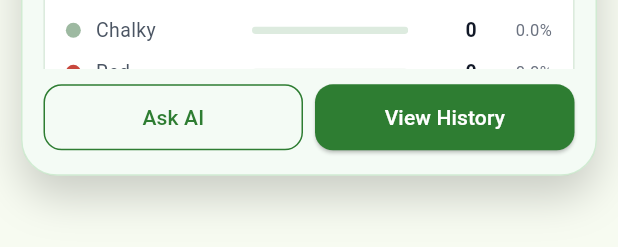
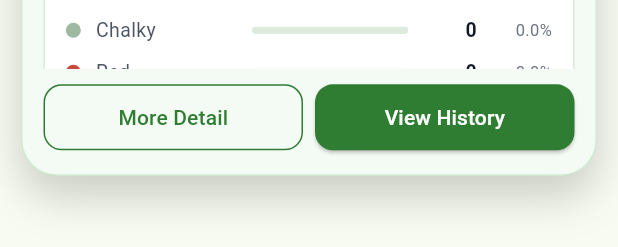
Before and after one commit to Davdesigner/Mission_capstone, a Flutter app: the _ScanResultPopup widget shown alone on an empty page, opened directly with empty values, on a phone screen of 412 x 824 dp. Shown: the part 986-1233 px from the top of the screen. Run offline on Flutter 3.47's test engine with Material 3 defaults, Android fonts, the light colour scheme and no system bars; our stand-ins replace flutter_slidable, image_picker, lottie, permission_handler, shared_preferences; accounts and stored records are empty.

Commit message:
UI updates

```diff
--- a/Front_end/amino_rice/lib/Screens/register.dart
+++ b/Front_end/amino_rice/lib/Screens/register.dart
@@ -379,11 +379,11 @@ class _RegisterPageState extends State<RegisterPage> {
                                   ),
                                   child: _isLoading
                                       ? const SizedBox(
-                                          width: 20,
-                                          height: 20,
+                                          width: 24,
+                                          height: 24,
                                           child: CircularProgressIndicator(
                                             color: Colors.white,
-                                            strokeWidth: 2,
+                                            strokeWidth: 2.5,
                                           ),
                                         )
                                       : const Row(
--- a/Front_end/amino_rice/lib/Screens/scanning.dart
+++ b/Front_end/amino_rice/lib/Screens/scanning.dart
@@ -1410,7 +1410,7 @@ class _ScanResultPopupState extends State<_ScanResultPopup>
                             borderRadius: BorderRadius.circular(12),
                           ),
                         ),
-                        child: const Text('Ask AI'),
+                        child: const Text('More Detail'),
                       ),
                     ),
                     const SizedBox(width: 8),
```
Also changed, not shown: Front_end/amino_rice/Assets/loading.json (added, +1 -0 lines).
